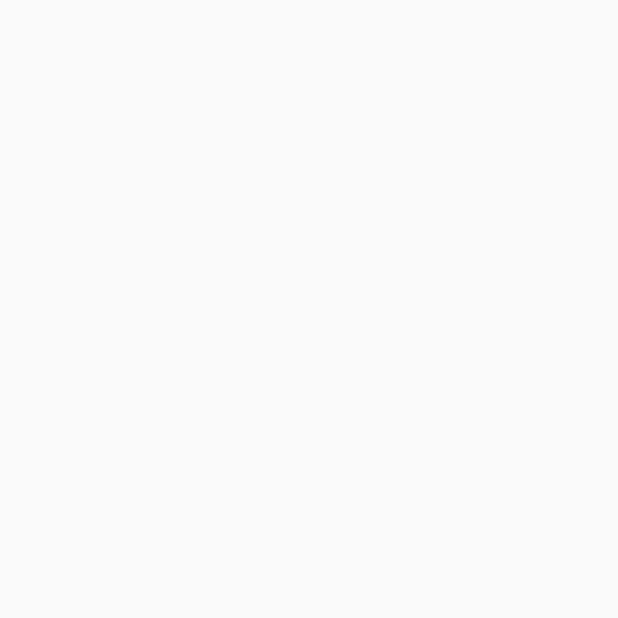
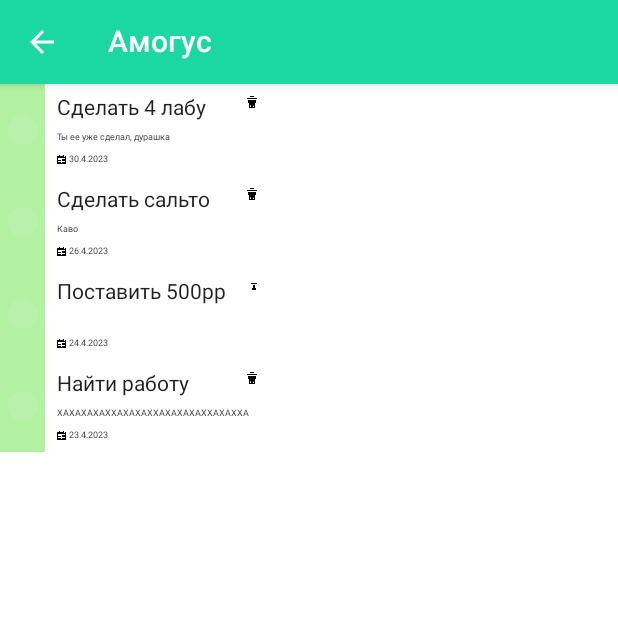
Before and after one commit to Konako1/TaskList, an Android app built with Jetpack Compose: the screen it shows after launch (MainActivity), on a phone screen of 412 x 824 dp, the top half of it. Before the commit the part shown is empty. Run offline under Robolectric (Android 15) with nearby library versions, the phone set to English and light mode, and no system bars; 1 statement that could not run was skipped.

Commit message:
Routing update and add task Composable screen

```diff
--- /dev/null
+++ b/app/src/main/java/com/example/tasklistlab/TaskListAppScreen.kt
@@ -0,0 +1,85 @@
+package com.example.tasklistlab
+
+import androidx.compose.foundation.layout.padding
+import androidx.compose.material.Icon
+import androidx.compose.material.IconButton
+import androidx.compose.material.Scaffold
+import androidx.compose.material.Text
+import androidx.compose.material.TopAppBar
+import androidx.compose.material.icons.Icons
+import androidx.compose.material.icons.filled.ArrowBack
+import androidx.compose.runtime.Composable
+import androidx.compose.runtime.collectAsState
+import androidx.compose.runtime.getValue
+import androidx.compose.ui.Modifier
+import androidx.compose.ui.res.stringResource
+import com.example.tasklistlab.ui.TaskViewModel
+import androidx.lifecycle.viewmodel.compose.viewModel
+import androidx.navigation.compose.NavHost
+import androidx.navigation.compose.composable
+import androidx.navigation.compose.rememberNavController
+import com.example.tasklistlab.ui.CreateTaskScreen
+import com.example.tasklistlab.ui.TaskListScreen
+import com.example.tasklistlab.ui.TaskViewScreen
+
+
+enum class TaskListAppScreen() {
+    Tasks,
+    Create,
+    Overview
+}
+
+
+@Composable
+fun TopBar(
+    navigateUp: () -> Unit,
+    modifier: Modifier = Modifier
+) {
+    TopAppBar(
+        title = { Text(stringResource(id = R.string.app_name)) },
+        modifier = modifier,
+        navigationIcon = {
+            IconButton(onClick = navigateUp) {
+                Icon(
+                    imageVector = Icons.Filled.ArrowBack,
+                    contentDescription = stringResource(id = R.string.back_button)
+                )
+            }
+        }
+    )
+}
+
+
+@Composable
+fun TaskListApp(modifier: Modifier = Modifier, viewModel: TaskViewModel = viewModel()) {
+    val navController = rememberNavController()
+
+    Scaffold(
+        topBar = {
+            TopBar(
+                navigateUp = {  }
+            )
+        }
+    ) { innerPadding ->
+        val uiState by viewModel.uiState.collectAsState()
+
+        NavHost(
+            navController = navController,
+            startDestination = TaskListAppScreen.Tasks.name,
+            modifier = modifier.padding(innerPadding)
+        ) {
+            composable(route = TaskListAppScreen.Tasks.name) {
+                TaskListScreen(
+                    getColorsPalette = { task -> viewModel.getColorsPalette(task) },
+                    tasks = viewModel.getSortedTasks()
+                )
+            }
+            composable(route = TaskListAppScreen.Create.name) {
+                CreateTaskScreen()
+            }
+            composable(route = TaskListAppScreen.Overview.name) {
+                //TaskViewScreen(task )
+            }
+        }
+    }
+}
--- /dev/null
+++ b/app/src/main/java/com/example/tasklistlab/data/DataSource.kt
@@ -0,0 +1,10 @@
+package com.example.tasklistlab.data
+
+object DataSource {
+    val tasks: List<Pair<String, String>> = listOf(
+        Pair("Сделать сальто", "Каво"),
+        Pair("Поставить 500pp", ""),
+        Pair("Сделать 4 лабу", "Ты ее уже сделал, дурашка"),
+        Pair("Найти работу", "ХАХАХАХАХХАХАХАХХАХАХАХАХХАХАХХА")
+    )
+}
--- /dev/null
+++ b/app/src/main/java/com/example/tasklistlab/data/Task.kt
@@ -0,0 +1,14 @@
+package com.example.tasklistlab.data
+
+import java.time.LocalDate
+
+data class Task(
+    var title: String = "",
+
+    var description: String? = null,
+
+    /** Date when task should be completed */
+    var completionDate: LocalDate = LocalDate.now(),
+
+    var isCompleted: Boolean = false
+)
--- /dev/null
+++ b/app/src/main/java/com/example/tasklistlab/data/TaskListUiState.kt
@@ -0,0 +1,6 @@
+package com.example.tasklistlab.data
+
+class TaskListUiState(
+    /** List of current Tasks */
+    val taskList: MutableList<Task> = mutableListOf()
+)
--- /dev/null
+++ b/app/src/main/java/com/example/tasklistlab/ui/TaskListScreen.kt
@@ -0,0 +1,159 @@
+package com.example.tasklistlab.ui
+
+import androidx.compose.foundation.Canvas
+import androidx.compose.foundation.Image
+import androidx.compose.foundation.background
+import androidx.compose.foundation.layout.Arrangement
+import androidx.compose.foundation.layout.Box
+import androidx.compose.foundation.layout.Column
+import androidx.compose.foundation.layout.IntrinsicSize
+import androidx.compose.foundation.layout.Row
+import androidx.compose.foundation.layout.Spacer
+import androidx.compose.foundation.layout.fillMaxHeight
+import androidx.compose.foundation.layout.fillMaxWidth
+import androidx.compose.foundation.layout.height
+import androidx.compose.foundation.layout.padding
+import androidx.compose.foundation.layout.size
+import androidx.compose.foundation.layout.width
+import androidx.compose.foundation.lazy.LazyColumn
+import androidx.lifecycle.viewmodel.compose.viewModel
+import androidx.compose.material.Text
+import androidx.compose.runtime.Composable
+import androidx.compose.ui.Alignment
+import androidx.compose.ui.Modifier
+import androidx.compose.ui.graphics.Color
+import androidx.compose.ui.graphics.ColorFilter
+import androidx.compose.ui.res.painterResource
+import androidx.compose.ui.tooling.preview.Preview
+import androidx.compose.ui.unit.dp
+import androidx.compose.ui.unit.sp
+import com.example.tasklistlab.R
+import com.example.tasklistlab.data.Task
+import java.time.LocalDate
+import java.time.format.DateTimeFormatter
+
+
+@Composable
+fun TaskListScreen(
+    getColorsPalette: (Task) -> Pair<Color, Color>,
+    tasks: List<Task>,
+    modifier: Modifier = Modifier
+) {
+    LazyColumn(modifier = modifier) {
+        items(tasks.count()) { i ->
+            TaskItemScreen(
+                getColorsPalette = { getColorsPalette(tasks[i]) },
+                task = tasks[i]
+            )
+        }
+    }
+}
+
+
+@Composable
+fun TaskItemScreen(
+    getColorsPalette: (Task) -> Pair<Color, Color>,
+    task: Task,
+    modifier: Modifier = Modifier
+) {
+    val colors = getColorsPalette(task)
+    val bgColor = colors.first
+    val circleColor = colors.second
+
+    Row(modifier = modifier
+        .height(IntrinsicSize.Max)
+    ) {
+        Box(
+            contentAlignment = Alignment.Center,
+            modifier = modifier
+                .width(30.dp)
+                .fillMaxHeight()
+                .background(color = bgColor)
+        ) {
+            Canvas(
+                modifier = modifier.size(20.dp)
+            ) {
+                drawCircle(color = circleColor )
+            }
+            if(task.isCompleted) {
+                Image(
+                    painter = painterResource(id = R.drawable.checkmark),
+                    contentDescription = null,
+                    modifier = modifier.size(16.dp),
+                    colorFilter = ColorFilter.tint(color = Color.Gray)
+                )
+            }
+        }
+        Column(
+            modifier = modifier.width(150.dp)
+        ) {
+            Row(
+                horizontalArrangement = Arrangement.SpaceBetween,
+                modifier = modifier.fillMaxWidth()
+            ) {
+                Column(
+                    modifier = modifier.padding(8.dp)
+                ) {
+                    Text(
+                        text = task.title,
+                        fontSize = 14.sp,
+                    )
+                }
+                Column(
+                    modifier = modifier.padding(8.dp)
+                ) {
+                    Row() {
+                        Image(
+                            painter = painterResource(id = R.drawable.delete_image),
+                            contentDescription = null,
+                            modifier = modifier.size(8.dp)
+                        )
+                    }
+                }
+            }
+            Row(
+                horizontalArrangement = Arrangement.SpaceBetween,
+                verticalAlignment = Alignment.Top,
+                modifier = modifier.padding(8.dp, 0.dp, 8.dp, 8.dp)
+            ) {
+                task.description?.let { Text(
+                    text = it,
+                    fontSize = 6.sp,
+                    softWrap = true
+                ) }
+            }
+            Row(
+                verticalAlignment = Alignment.CenterVertically,
+                modifier = modifier.padding(8.dp, 0.dp, 8.dp, 8.dp)
+            ) {
+                Image(
+                    painter = painterResource(id = R.drawable.calendar_image),
+                    contentDescription = null,
+                    modifier = modifier.size(6.dp)
+                )
+                Spacer(modifier = modifier.size(2.dp))
+                Text(
+                    text = task.completionDate.format(DateTimeFormatter.ofPattern("d.M.y")),
+                    fontSize = 6.sp,
+                    softWrap = false
+                )
+            }
+        }
+    }
+}
+
+
+@Preview
+@Composable
+fun TaskItemScreenPreview(viewModel: TaskViewModel = viewModel()) {
+    val task = Task(
+        title = "Задача",
+        description = "Описание задачи dsfsafsafsd asdhgfjasjdf asdgjfhga ajsdhfg",
+        completionDate = LocalDate.now().minusDays(0),
+        isCompleted = false
+    )
+    TaskItemScreen(
+        getColorsPalette = { viewModel.getColorsPalette(task) },
+        task = task
+    )
+}
--- a/app/src/main/java/com/example/tasklistlab/ui/TaskViewModel.kt
+++ b/app/src/main/java/com/example/tasklistlab/ui/TaskViewModel.kt
@@ -1,7 +1,96 @@
 package com.example.tasklistlab.ui
 
+import androidx.compose.ui.graphics.Color
 import androidx.lifecycle.ViewModel
+import com.example.tasklistlab.data.DataSource
+import com.example.tasklistlab.data.Task
+import com.example.tasklistlab.data.TaskListUiState
+import kotlinx.coroutines.flow.MutableStateFlow
+import kotlinx.coroutines.flow.StateFlow
+import kotlinx.coroutines.flow.asStateFlow
+import java.time.LocalDate
+import kotlin.random.Random
 
 class TaskViewModel : ViewModel() {
 
+    private val _uiState = MutableStateFlow(TaskListUiState(taskList = preGenTasks()))
+    val uiState: StateFlow<TaskListUiState> = _uiState.asStateFlow()
+
+    fun getSortedTasks(): List<Task> {
+        val taskList = _uiState.value.taskList
+        var sorted = true
+        // bubble sort
+        while (sorted) {
+            sorted = false
+            for (i in taskList.indices - 2) {
+                if (taskList[i].completionDate < taskList[i + 1].completionDate) {
+                    val swap = taskList[i]
+                    taskList[i] = taskList[i + 1]
+                    taskList[i + 1] = swap
+                    sorted = true
+                }
+            }
+        }
+
+        var sortedTaskList: MutableList<Task> = taskList
+        var completedTaskList: MutableList<Task> = mutableListOf()
+        var removed = 0
+        // completed and non completed task sort (completed going to the end of list)
+        for ((i, task) in taskList.withIndex()) {
+            if (task.isCompleted) {
+                completedTaskList.add(task)
+                sortedTaskList.removeAt(i - removed)
+                removed++
+            }
+        }
+
+        sortedTaskList.addAll(completedTaskList)
+        return sortedTaskList
+    }
+
+    fun addTaskToList(title: String, description: String?, completionDate: LocalDate) {
+        _uiState.value.taskList.add(Task(
+            title = title,
+            description = description,
+            completionDate = completionDate,
+        ))
+    }
+
+    fun markTaskAsCompleted(taskId: Int) {
+        _uiState.value.taskList[taskId].isCompleted = true
+    }
+
+    fun deleteTask(taskId: Int) {
+        _uiState.value.taskList.removeAt(taskId)
+    }
+
+    /**
+     * Returns the colors of [Task], where first is background color and second if circle color
+     */
+    fun getColorsPalette(task: Task): Pair<Color, Color> {
+        var circleColor = Color(0x73C1F0B5)
+        var bgColor = Color(0x7357E031)
+        if (task.isCompleted) {
+            circleColor = Color(0x73D8D8D8)
+            bgColor = Color.Gray
+        }
+        else if (task.completionDate < LocalDate.now()) {
+            circleColor = Color(0x9EFF8B8B)
+            bgColor = Color(0x9EFF4747)
+        }
+        return Pair(bgColor, circleColor)
+    }
+
+    private fun preGenTasks(): MutableList<Task> {
+        val taskList: MutableList<Task> = mutableListOf()
+        for (task in DataSource.tasks) {
+            taskList.add(
+                Task(
+                    title = task.first,
+                    description = task.second,
+                    completionDate = LocalDate.now().plusDays(Random.nextLong(1, 10))
+            ))
+        }
+        return taskList
+    }
 }
```
Also changed, not shown: app/src/main/java/com/example/tasklistlab/TaskListScreen.kt (deleted, +0 -15 lines), app/src/main/java/com/example/tasklistlab/ui/CreateTaskScreen.kt (added, +12 -0 lines), app/src/main/java/com/example/tasklistlab/ui/TaskViewScreen.kt (added, +13 -0 lines), app/src/main/java/com/example/tasklistlab/ui/parts/TaskDataScreen.kt (added, +17 -0 lines), app/src/main/res/values/strings.xml (+13 -1 lines), app/src/main/res/drawable-nodpi/calendar_image.png (added), app/src/main/res/drawable-nodpi/checkmark.png (added), app/src/main/res/drawable-nodpi/delete_image.png (added), app/src/main/res/drawable-nodpi/edit_image.png (added), gradle/wrapper/gradle-wrapper.properties.
